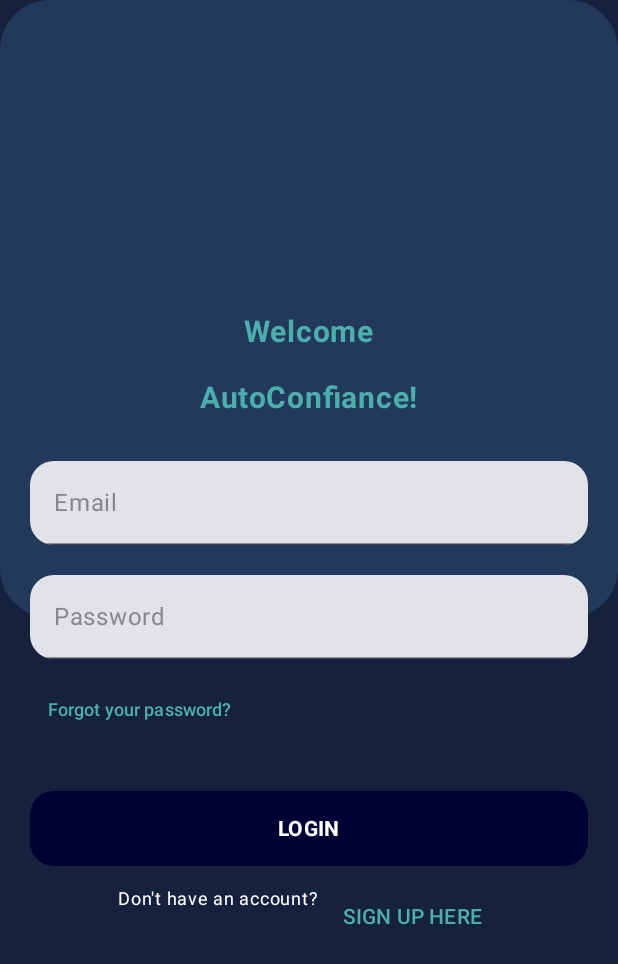
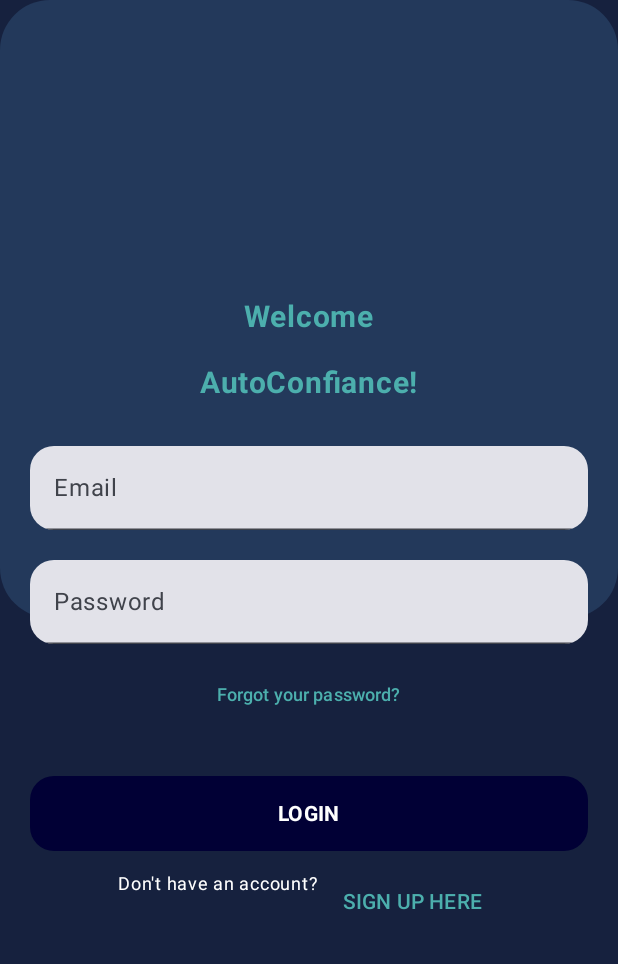
Before and after one commit to MhamediSirine/FrontendAutoConfiace, an Android app built with Jetpack Compose: the screen it shows after launch (MainActivity), after a tap on "Login", on a phone screen of 412 x 824 dp. Shown: the top 964 px of the screen. Run offline under Robolectric (Android 15) with nearby library versions, the phone set to English and light mode, and no system bars; our stand-ins replace livedata-compose; Roboto replaces fonts that are not available here.

Commit message:
Sprint 1

```diff
--- a/app/src/main/java/centre/elife/fronted_autoconfiance/MainActivity.kt
+++ b/app/src/main/java/centre/elife/fronted_autoconfiance/MainActivity.kt
@@ -12,11 +12,15 @@ import androidx.compose.runtime.Composable
 import androidx.compose.ui.Modifier
 import androidx.compose.ui.platform.LocalContext
 import androidx.compose.ui.tooling.preview.Preview
+import androidx.navigation.NavType
 import androidx.navigation.compose.NavHost
 import androidx.navigation.compose.composable
 import androidx.navigation.compose.rememberNavController
+import androidx.navigation.navArgument
 import centre.elife.fronted_autoconfiance.Views.HomePage
 import centre.elife.fronted_autoconfiance.Views.Login
+import centre.elife.fronted_autoconfiance.Views.ResetPassword
+import centre.elife.fronted_autoconfiance.Views.SendEmail
 import centre.elife.fronted_autoconfiance.Views.SignUp
 import centre.elife.fronted_autoconfiance.ui.theme.Fronted_AutoConfianceTheme
 
@@ -46,6 +50,13 @@ class MainActivity : ComponentActivity() {
                         composable<SignupRoute> {
                             SignUp(navController)
                         }
+                        composable<SendEmailRoute> {
+                            SendEmail(navController)
+                        }
+                        composable<ResetPasswordRoute> {
+                            ResetPassword(navController)
+                        }
+
                     }
                 }
             }
--- a/app/src/main/java/centre/elife/fronted_autoconfiance/Routes.kt
+++ b/app/src/main/java/centre/elife/fronted_autoconfiance/Routes.kt
@@ -7,3 +7,8 @@ object LoginRoute
 object SignupRoute
 @Serializable
 object HomePageRoute
+@Serializable
+object SendEmailRoute
+
+@Serializable
+object ResetPasswordRoute
--- a/app/src/main/java/centre/elife/fronted_autoconfiance/ViewModels/LoginViewModel.kt
+++ b/app/src/main/java/centre/elife/fronted_autoconfiance/ViewModels/LoginViewModel.kt
@@ -10,7 +10,9 @@ import retrofit2.Response
 
 class LoginViewModel : ViewModel() {
     val response = MutableLiveData<Response<LoginResponseModel>>()
-    val loading = MutableLiveData<Boolean>()
+    val loading = MutableLiveData<Boolean>(false)
+    val responseCode = MutableLiveData<Int>()
+    val errorMessage = MutableLiveData<String?>()
 
     fun login(email: String, password: String) {
         viewModelScope.launch {
@@ -18,14 +20,16 @@ class LoginViewModel : ViewModel() {
             try {
                 val result = ClientService.login(email, password)
                 response.value = result
+                responseCode.value = result.code()
+
+                if (result.isSuccessful) {
+                    errorMessage.value = null
+                } else {
+                    errorMessage.value = "Error: ${result.message()}"
+                }
             } catch (e: Exception) {
-                response.value = Response.error(
-                    500,
-                    okhttp3.ResponseBody.create(
-                        okhttp3.MediaType.parse("text/plain"),
-                        "Something went wrong."
-                    )
-                )
+                errorMessage.value = e.message ?: "An unexpected error occurred."
+                responseCode.value = 500
             } finally {
                 loading.value = false
             }
--- a/app/src/main/java/centre/elife/fronted_autoconfiance/Views/Login.kt
+++ b/app/src/main/java/centre/elife/fronted_autoconfiance/Views/Login.kt
@@ -22,6 +22,8 @@ import androidx.compose.ui.unit.sp
 import androidx.navigation.NavHostController
 import androidx.navigation.compose.rememberNavController
 import centre.elife.fronted_autoconfiance.HomePageRoute
+import centre.elife.fronted_autoconfiance.ResetPasswordRoute
+import centre.elife.fronted_autoconfiance.SendEmailRoute
 import centre.elife.fronted_autoconfiance.SignupRoute
 import centre.elife.fronted_autoconfiance.ViewModels.LoginViewModel
 import centre.elife.fronted_autoconfiance.ui.theme.secondary
@@ -40,7 +42,7 @@ fun Login(navController: NavHostController, loginViewModel: LoginViewModel = Log
         loginResponse?.let { response ->
             if (response.isSuccessful) {
                 Toast.makeText(context, "Login Successful!", Toast.LENGTH_SHORT).show()
-                navController.navigate(HomePageRoute)
+
             } else {
                 errorMessage = response.errorBody()?.string() ?: "Invalid email or password."
             }
@@ -52,7 +54,6 @@ fun Login(navController: NavHostController, loginViewModel: LoginViewModel = Log
             .fillMaxSize()
             .background(MaterialTheme.colorScheme.background)
     ) {
-
         Canvas(modifier = Modifier.fillMaxSize()) {
             drawRect(color = Color(0xFF16213E))
             drawRoundRect(
@@ -70,63 +71,41 @@ fun Login(navController: NavHostController, loginViewModel: LoginViewModel = Log
                 .fillMaxSize()
                 .padding(20.dp)
         ) {
-            // Welcome Text
+            Text("Welcome", fontWeight = FontWeight.Bold, fontSize = 20.sp, color = secondary)
             Spacer(modifier = Modifier.height(20.dp))
-            Text(
-                text = "Welcome",
-                fontWeight = FontWeight.Bold,
-                fontSize = 20.sp,
-                color = secondary
-            )
-            Spacer(modifier = Modifier.height(20.dp))
-            Text(
-                text = "AutoConfiance!",
-                fontWeight = FontWeight.Bold,
-                fontSize = 20.sp,
-                color = secondary
-            )
+            Text("AutoConfiance!", fontWeight = FontWeight.Bold, fontSize = 20.sp, color = secondary)
             Spacer(modifier = Modifier.height(30.dp))
 
             TextField(
                 value = email,
+                onValueChange = { email = it },
+                label = { Text("Email") },
+                modifier = Modifier.fillMaxWidth(),
                 shape = RoundedCornerShape(16.dp),
-                onValueChange = { email = it },
-                label = { Text("Email", color = Color.Gray) },
-                modifier = Modifier.fillMaxWidth()
+                isError = errorMessage.isNotEmpty()
             )
             Spacer(modifier = Modifier.height(20.dp))
 
             TextField(
                 value = password,
+                onValueChange = { password = it },
+                label = { Text("Password") },
+                visualTransformation = PasswordVisualTransformation(),
+                modifier = Modifier.fillMaxWidth(),
                 shape = RoundedCornerShape(16.dp),
-                onValueChange = { password = it },
-                label = { Text("Password", color = Color.Gray) },
-                visualTransformation = PasswordVisualTransformation(),
-                modifier = Modifier.fillMaxWidth()
+                isError = errorMessage.isNotEmpty()
             )
 
             if (errorMessage.isNotEmpty()) {
-                Text(
-                    text = errorMessage,
-                    color = Color.Red,
-                    fontSize = 14.sp,
-                    modifier = Modifier.padding(top = 8.dp)
-                )
+                Text(text = errorMessage, color = Color.Red, fontSize = 14.sp)
             }
+
             Spacer(modifier = Modifier.height(10.dp))
-
-            Row(
-                modifier = Modifier.fillMaxWidth(),
-                horizontalArrangement = Arrangement.SpaceBetween,
-                verticalAlignment = Alignment.CenterVertically
-            ) {
-                TextButton(onClick = { /* Navigate to Forgot Password */ }) {
-                    Text(text = "Forgot your password?", color = secondary, fontSize = 12.sp)
-                }
+            TextButton(onClick = { navController.navigate(SendEmailRoute) }) {
+                Text("Forgot your password?", color = secondary, fontSize = 12.sp)
             }
 
             Spacer(modifier = Modifier.height(30.dp))
-
             Button(
                 onClick = {
                     if (email.isBlank() || password.isBlank()) {
@@ -134,6 +113,7 @@ fun Login(navController: NavHostController, loginViewModel: LoginViewModel = Log
                     } else {
                         errorMessage = ""
                         loginViewModel.login(email, password)
+
                     }
                 },
                 shape = RoundedCornerShape(16.dp),
@@ -146,25 +126,22 @@ fun Login(navController: NavHostController, loginViewModel: LoginViewModel = Log
                 if (loading) {
                     CircularProgressIndicator(color = Color.White, modifier = Modifier.size(24.dp))
                 } else {
-                    Text(text = "LOGIN", color = Color.White, fontWeight = FontWeight.Bold)
+                    Text("LOGIN", color = Color.White, fontWeight = FontWeight.Bold)
                 }
             }
 
             Spacer(modifier = Modifier.height(10.dp))
-
-            Row(
-                horizontalArrangement = Arrangement.Center,
-                modifier = Modifier.fillMaxWidth()
-            ) {
-                Text(text = "Don't have an account?", color = Color.White, fontSize = 12.sp)
+            Row(horizontalArrangement = Arrangement.Center, modifier = Modifier.fillMaxWidth()) {
+                Text("Don't have an account?", color = Color.White, fontSize = 12.sp)
                 Spacer(modifier = Modifier.width(4.dp))
                 TextButton(onClick = { navController.navigate(SignupRoute) }) {
-                    Text(text = "SIGN UP HERE", color = secondary)
+                    Text("SIGN UP HERE", color = secondary)
                 }
             }
         }
     }
 }
+
 
 @Preview(showBackground = true)
 @Composable
--- /dev/null
+++ b/app/src/main/java/centre/elife/fronted_autoconfiance/data/Dto/ResetPasswordDto.kt
@@ -0,0 +1,6 @@
+package centre.elife.fronted_autoconfiance.data.Dto
+
+data class ResetPasswordDto(
+    val code: String,
+    val newPassword: String,
+)
--- /dev/null
+++ b/app/src/main/java/centre/elife/fronted_autoconfiance/data/Dto/SendEmailDto.kt
@@ -0,0 +1,5 @@
+package centre.elife.fronted_autoconfiance.data.Dto
+
+data class SendEmailDto(
+    val email: String
+)
--- /dev/null
+++ b/app/src/main/java/centre/elife/fronted_autoconfiance/data/models/ResetPasswordResponse.kt
@@ -0,0 +1,4 @@
+package centre.elife.fronted_autoconfiance.data.models
+
+data class ResetPasswordResponse(  val message: String,
+                                   val data: Any? = null)
```
Also changed, not shown: app/src/main/java/centre/elife/fronted_autoconfiance/Repositories/ClientRepository.kt (+11 -0 lines), app/src/main/java/centre/elife/fronted_autoconfiance/Services/ClientService.kt (+15 -11 lines), app/src/main/java/centre/elife/fronted_autoconfiance/ViewModels/ResetPasswordViewModel.kt (added, +38 -0 lines), app/src/main/java/centre/elife/fronted_autoconfiance/ViewModels/SendEmailViewModel.kt (added, +34 -0 lines), app/src/main/java/centre/elife/fronted_autoconfiance/Views/ResetPassword.kt (added, +157 -0 lines), app/src/main/java/centre/elife/fronted_autoconfiance/Views/SendEmail.kt (added, +174 -0 lines), app/src/main/java/centre/elife/fronted_autoconfiance/data/models/sendEmailResponse.kt (added, +7 -0 lines).
